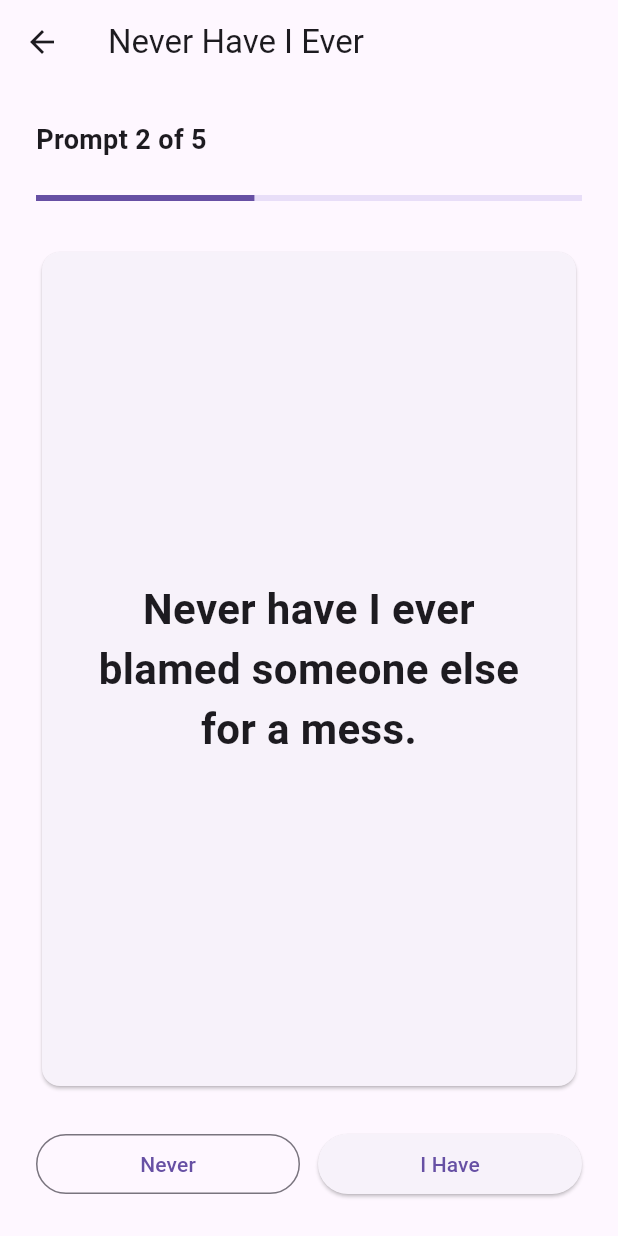
After one commit to SaeedAlagha/KinQuest, a Flutter app: the NeverHaveIEverScreen screen opened directly, after a tap on "Start Game", after a tap on "Never", on a phone screen of 412 x 824 dp. The commit adds this screen. Run offline on Flutter 3.47's test engine with Material 3 defaults, Android fonts, the phone set to English and light mode, and no system bars; network calls fail.

Commit message:
Add AI-powered Never Have I Ever game

```diff
--- /dev/null
+++ b/lib/features/games/screens/never_have_i_ever_screen.dart
@@ -0,0 +1,288 @@
+import 'dart:math';
+
+import 'package:flutter/material.dart';
+
+import '../services/never_have_i_ever_ai_service.dart';
+
+class NeverHaveIEverScreen extends StatefulWidget {
+  const NeverHaveIEverScreen({super.key});
+
+  @override
+  State<NeverHaveIEverScreen> createState() => _NeverHaveIEverScreenState();
+}
+
+class _NeverHaveIEverScreenState extends State<NeverHaveIEverScreen> {
+  final NeverHaveIEverAiService _aiService = NeverHaveIEverAiService();
+
+  final List<String> _categories = [
+    'Family',
+    'School',
+    'Travel',
+    'Food',
+    'Funny',
+  ];
+
+  final Map<String, List<String>> _fallbackPrompts = {
+    'Family': [
+      'Never have I ever fallen asleep during a family movie.',
+      'Never have I ever eaten someone else\'s snack.',
+      'Never have I ever forgotten a family birthday.',
+      'Never have I ever blamed someone else for a mess.',
+      'Never have I ever laughed so hard at dinner.',
+    ],
+    'School': [
+      'Never have I ever forgotten my homework.',
+      'Never have I ever been late to class.',
+      'Never have I ever doodled during a lesson.',
+      'Never have I ever forgotten my lunch.',
+      'Never have I ever answered a question incorrectly.',
+    ],
+    'Travel': [
+      'Never have I ever missed a bus or train.',
+      'Never have I ever gotten lost while traveling.',
+      'Never have I ever slept during a road trip.',
+      'Never have I ever forgotten something important at home.',
+      'Never have I ever taken too many photos on a trip.',
+    ],
+    'Food': [
+      'Never have I ever eaten dessert before dinner.',
+      'Never have I ever tried a very spicy food.',
+      'Never have I ever dropped food on the floor.',
+      'Never have I ever eaten breakfast for dinner.',
+      'Never have I ever mixed two strange foods together.',
+    ],
+    'Funny': [
+      'Never have I ever walked into the wrong room.',
+      'Never have I ever worn mismatched socks.',
+      'Never have I ever laughed at the wrong moment.',
+      'Never have I ever forgotten why I entered a room.',
+      'Never have I ever talked to myself out loud.',
+    ],
+  };
+
+  String _selectedCategory = 'Family';
+  bool _isLoading = false;
+  bool _isPlaying = false;
+  bool _showResults = false;
+
+  int _currentIndex = 0;
+  int _iHaveCount = 0;
+  int _neverCount = 0;
+
+  List<String> _prompts = [];
+
+  Future<void> _startGame() async {
+    setState(() {
+      _isLoading = true;
+      _showResults = false;
+      _iHaveCount = 0;
+      _neverCount = 0;
+    });
+
+    try {
+      final generated = await _aiService.generatePrompts(
+        category: _selectedCategory,
+        count: 10,
+      );
+
+      if (!mounted) return;
+
+      setState(() {
+        _prompts = generated.map((prompt) => prompt.text).toList();
+        _currentIndex = 0;
+        _isPlaying = true;
+        _isLoading = false;
+      });
+    } catch (error) {
+      final fallback = List<String>.from(_fallbackPrompts[_selectedCategory]!)
+        ..shuffle(Random());
+
+      if (!mounted) return;
+
+      setState(() {
+        _prompts = fallback;
+        _currentIndex = 0;
+        _isPlaying = true;
+        _isLoading = false;
+      });
+
+      ScaffoldMessenger.of(context).showSnackBar(
+        const SnackBar(
+          content: Text('Could not reach AI. Using offline prompts instead.'),
+        ),
+      );
+    }
+  }
+
+  void _answer(bool hasDoneIt) {
+    if (hasDoneIt) {
+      _iHaveCount++;
+    } else {
+      _neverCount++;
+    }
+
+    if (_currentIndex < _prompts.length - 1) {
+      setState(() {
+        _currentIndex++;
+      });
+    } else {
+      setState(() {
+        _isPlaying = false;
+        _showResults = true;
+      });
+    }
+  }
+
+  @override
+  Widget build(BuildContext context) {
+    return Scaffold(
+      appBar: AppBar(title: const Text('Never Have I Ever')),
+      body: Padding(
+        padding: const EdgeInsets.all(24),
+        child: _showResults
+            ? _buildResults()
+            : _isPlaying
+            ? _buildGame()
+            : _buildSetup(),
+      ),
+    );
+  }
+
+  Widget _buildSetup() {
+    return Column(
+      crossAxisAlignment: CrossAxisAlignment.stretch,
+      children: [
+        const Text(
+          'Choose a category',
+          style: TextStyle(fontSize: 24, fontWeight: FontWeight.bold),
+        ),
+        const SizedBox(height: 24),
+        Wrap(
+          spacing: 10,
+          runSpacing: 10,
+          children: _categories.map((category) {
+            final selected = category == _selectedCategory;
+
+            return ChoiceChip(
+              label: Text(category),
+              selected: selected,
+              onSelected: (_) {
+                setState(() {
+                  _selectedCategory = category;
+                });
+              },
+            );
+          }).toList(),
+        ),
+        const SizedBox(height: 40),
+        ElevatedButton(
+          onPressed: _isLoading ? null : _startGame,
+          child: _isLoading
+              ? const Row(
+                  mainAxisAlignment: MainAxisAlignment.center,
+                  children: [
+                    SizedBox(
+                      width: 20,
+                      height: 20,
+                      child: CircularProgressIndicator(strokeWidth: 2),
+                    ),
+                    SizedBox(width: 12),
+                    Text('Generating prompts...'),
+                  ],
+                )
+              : const Text('Start Game'),
+        ),
+      ],
+    );
+  }
+
+  Widget _buildGame() {
+    return Column(
+      crossAxisAlignment: CrossAxisAlignment.stretch,
+      children: [
+        Text(
+          'Prompt ${_currentIndex + 1} of ${_prompts.length}',
+          style: const TextStyle(fontSize: 18, fontWeight: FontWeight.w600),
+        ),
+        const SizedBox(height: 24),
+        LinearProgressIndicator(value: (_currentIndex + 1) / _prompts.length),
+        const SizedBox(height: 30),
+        Expanded(
+          child: Card(
+            child: Center(
+              child: Padding(
+                padding: const EdgeInsets.all(24),
+                child: Text(
+                  _prompts[_currentIndex],
+                  textAlign: TextAlign.center,
+                  style: const TextStyle(
+                    fontSize: 28,
+                    fontWeight: FontWeight.bold,
+                  ),
+                ),
+              ),
+            ),
+          ),
+        ),
+        const SizedBox(height: 24),
+        Row(
+          children: [
+            Expanded(
+              child: OutlinedButton(
+                onPressed: () => _answer(false),
+                child: const Text('Never'),
+              ),
+            ),
+            const SizedBox(width: 12),
+            Expanded(
+              child: ElevatedButton(
+                onPressed: () => _answer(true),
+                child: const Text('I Have'),
+              ),
+            ),
+          ],
+        ),
+      ],
+    );
+  }
+
+  Widget _buildResults() {
+    return Column(
+      crossAxisAlignment: CrossAxisAlignment.stretch,
+      children: [
+        const Spacer(),
+        const Icon(Icons.celebration, size: 72),
+        const SizedBox(height: 24),
+        const Text(
+          'Round Complete!',
+          textAlign: TextAlign.center,
+          style: TextStyle(fontSize: 28, fontWeight: FontWeight.bold),
+        ),
+        const SizedBox(height: 32),
+        Text(
+          'I Have: $_iHaveCount',
+          textAlign: TextAlign.center,
+          style: const TextStyle(fontSize: 22),
+        ),
+        const SizedBox(height: 12),
+        Text(
+          'Never: $_neverCount',
+          textAlign: TextAlign.center,
+          style: const TextStyle(fontSize: 22),
+        ),
+        const Spacer(),
+        ElevatedButton(onPressed: _startGame, child: const Text('Play Again')),
+        const SizedBox(height: 12),
+        OutlinedButton(
+          onPressed: () {
+            setState(() {
+              _showResults = false;
+              _isPlaying = false;
+            });
+          },
+          child: const Text('Change Category'),
+        ),
+      ],
+    );
+  }
+}
--- /dev/null
+++ b/lib/features/games/services/never_have_i_ever_ai_service.dart
@@ -0,0 +1,44 @@
+import 'dart:convert';
+
+import 'package:http/http.dart' as http;
+
+class NeverHaveIEverPrompt {
+  final String text;
+
+  const NeverHaveIEverPrompt({required this.text});
+
+  factory NeverHaveIEverPrompt.fromJson(Map<String, dynamic> json) {
+    return NeverHaveIEverPrompt(text: json['text'] as String);
+  }
+}
+
+class NeverHaveIEverAiService {
+  static const String _baseUrl = 'http://10.0.2.2:3000';
+
+  Future<List<NeverHaveIEverPrompt>> generatePrompts({
+    required String category,
+    required int count,
+  }) async {
+    final response = await http
+        .post(
+          Uri.parse('$_baseUrl/api/never-have-i-ever'),
+          headers: {'Content-Type': 'application/json'},
+          body: jsonEncode({'category': category, 'count': count}),
+        )
+        .timeout(const Duration(seconds: 20));
+
+    if (response.statusCode != 200) {
+      throw Exception('Failed to generate Never Have I Ever prompts');
+    }
+
+    final data = jsonDecode(response.body) as Map<String, dynamic>;
+    final prompts = data['prompts'] as List<dynamic>;
+
+    return prompts
+        .map(
+          (prompt) =>
+              NeverHaveIEverPrompt.fromJson(prompt as Map<String, dynamic>),
+        )
+        .toList();
+  }
+}
--- a/pubspec.yaml
+++ b/pubspec.yaml
@@ -34,6 +34,7 @@ dependencies:
   # The following adds the Cupertino Icons font to your application.
   # Use with the CupertinoIcons class for iOS style icons.
   cupertino_icons: ^1.0.8
+  http: ^1.6.0
 
 dev_dependencies:
   flutter_test:
```
Also changed, not shown: lib/features/games/screens/charades_screen.dart (added, +194 -0 lines), lib/features/games/screens/games_screen.dart (+70 -1 lines), lib/features/games/services/charades_ai_service.dart (added, +43 -0 lines), pubspec.lock, 4 other files.
